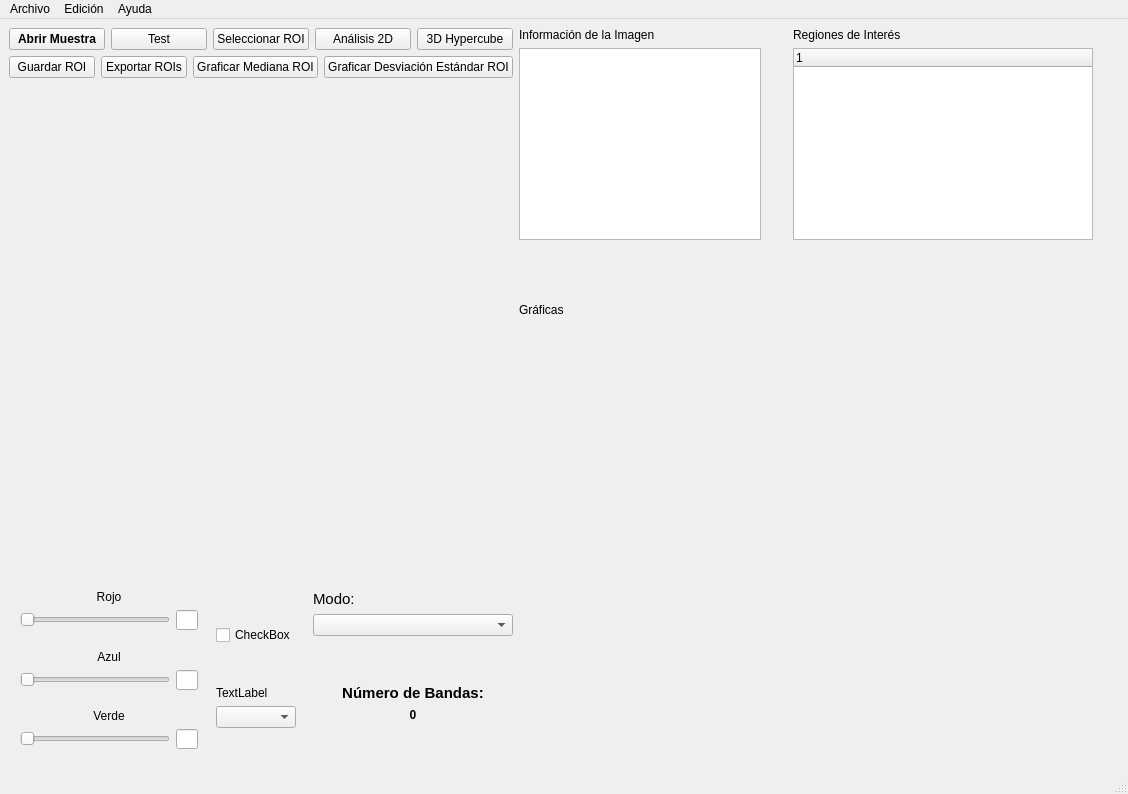
4c1dhydr4/hyperspectral, file ui/main.ui: the form before one commit.
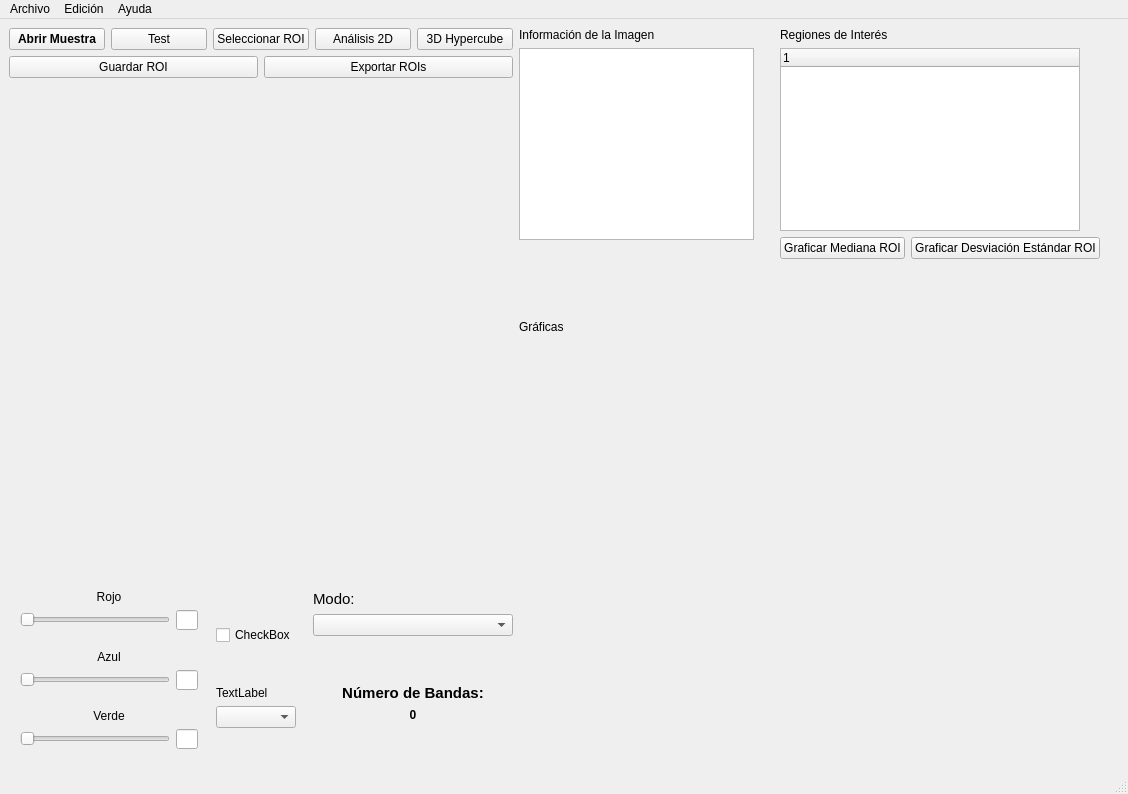
The form after the commit. Custom widgets are drawn as their Qt base class.

Patch:
```diff
--- a/ui/main.ui
+++ b/ui/main.ui
@@ -91,6 +91,19 @@
             </property>
            </widget>
           </item>
+          <item>
+           <spacer name="verticalSpacer_12">
+            <property name="orientation">
+             <enum>Qt::Vertical</enum>
+            </property>
+            <property name="sizeHint" stdset="0">
+             <size>
+              <width>20</width>
+              <height>40</height>
+             </size>
+            </property>
+           </spacer>
+          </item>
          </layout>
         </item>
         <item>
@@ -136,6 +149,37 @@
             </column>
            </widget>
           </item>
+          <item>
+           <layout class="QHBoxLayout" name="horizontalLayout">
+            <item>
+             <widget class="QPushButton" name="graph_profile_button">
+              <property name="text">
+               <string>Graficar Mediana ROI</string>
+              </property>
+             </widget>
+            </item>
+            <item>
+             <widget class="QPushButton" name="graph_standar_des_button">
+              <property name="text">
+               <string>Graficar Desviación Estándar ROI</string>
+              </property>
+             </widget>
+            </item>
+           </layout>
+          </item>
+          <item>
+           <spacer name="verticalSpacer_11">
+            <property name="orientation">
+             <enum>Qt::Vertical</enum>
+            </property>
+            <property name="sizeHint" stdset="0">
+             <size>
+              <width>20</width>
+              <height>40</height>
+             </size>
+            </property>
+           </spacer>
+          </item>
          </layout>
         </item>
         <item>
@@ -224,20 +268,6 @@
         </property>
        </widget>
       </item>
-      <item>
-       <widget class="QPushButton" name="graph_profile_button">
-        <property name="text">
-         <string>Graficar Mediana ROI</string>
-        </property>
-       </widget>
-      </item>
-      <item>
-       <widget class="QPushButton" name="graph_standar_des_button">
-        <property name="text">
-         <string>Graficar Desviación Estándar ROI</string>
-        </property>
-       </widget>
-      </item>
      </layout>
     </item>
     <item row="2" column="0">
```
